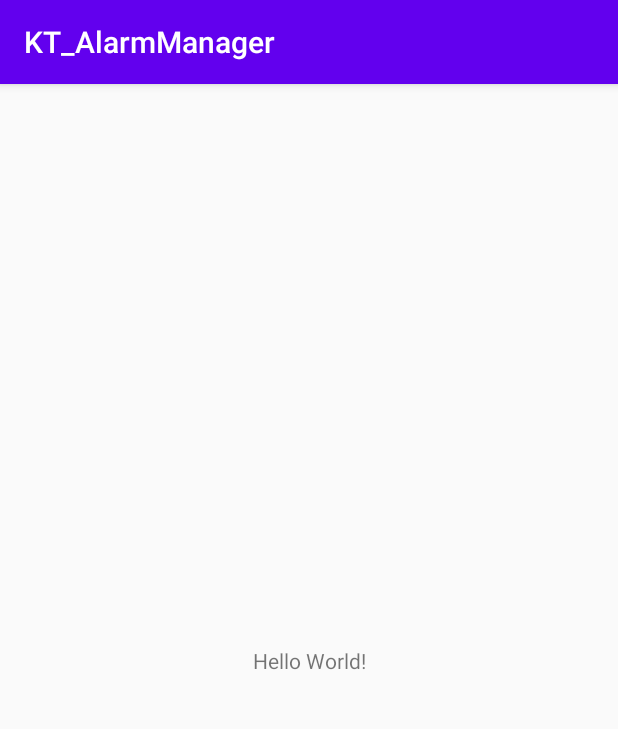
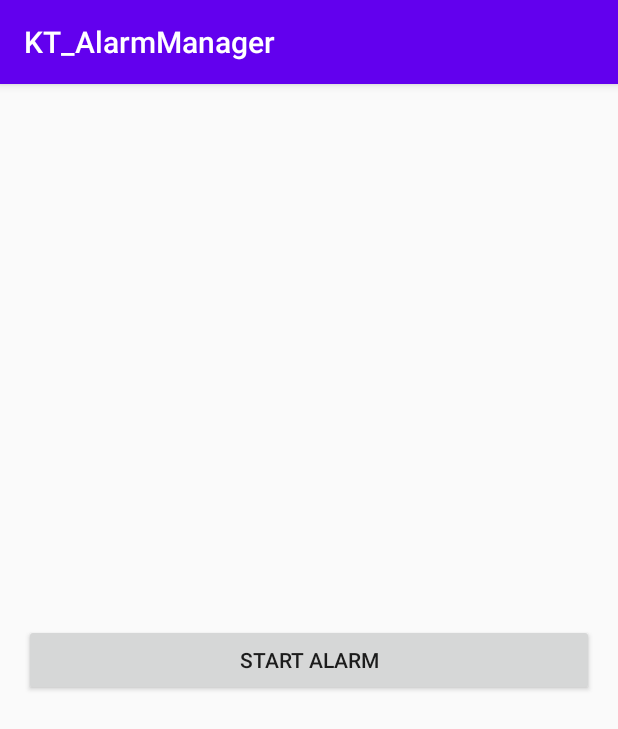
Before and after one commit to RujiraKongsomran/KT_AlarmManager, an Android app: the screen it shows after launch (MainActivity), on a phone screen of 412 x 824 dp. Shown: the top 729 px of the screen. Run offline under Robolectric (Android 15) with nearby library versions, the phone set to English and light mode, and no system bars.

Commit message:
Design Layout

```diff
--- a/app/src/main/res/layout/activity_main.xml
+++ b/app/src/main/res/layout/activity_main.xml
@@ -1,18 +1,24 @@
 <?xml version="1.0" encoding="utf-8"?>
-<androidx.constraintlayout.widget.ConstraintLayout xmlns:android="http://schemas.android.com/apk/res/android"
+<RelativeLayout xmlns:android="http://schemas.android.com/apk/res/android"
     xmlns:app="http://schemas.android.com/apk/res-auto"
     xmlns:tools="http://schemas.android.com/tools"
     android:layout_width="match_parent"
     android:layout_height="match_parent"
+    android:padding="16dp"
     tools:context=".MainActivity">
 
+    <Button
+        android:id="@+id/btnTimer"
+        android:layout_width="match_parent"
+        android:layout_height="wrap_content"
+        android:layout_centerInParent="true"
+        android:text="Start Alarm" />
+
     <TextView
-        android:layout_width="wrap_content"
+        android:id="@+id/tvTimer"
+        android:layout_width="match_parent"
         android:layout_height="wrap_content"
-        android:text="Hello World!"
-        app:layout_constraintBottom_toBottomOf="parent"
-        app:layout_constraintLeft_toLeftOf="parent"
-        app:layout_constraintRight_toRightOf="parent"
-        app:layout_constraintTop_toTopOf="parent" />
+        android:layout_below="@+id/btnTimer"
+        android:layout_marginTop="20dp" />
 
-</androidx.constraintlayout.widget.ConstraintLayout>
+</RelativeLayout>
```
